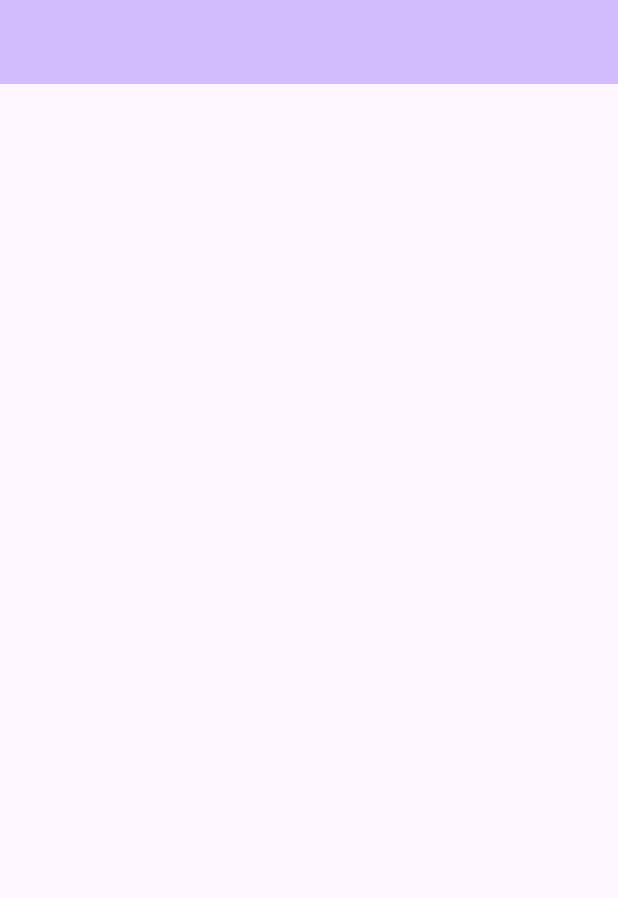
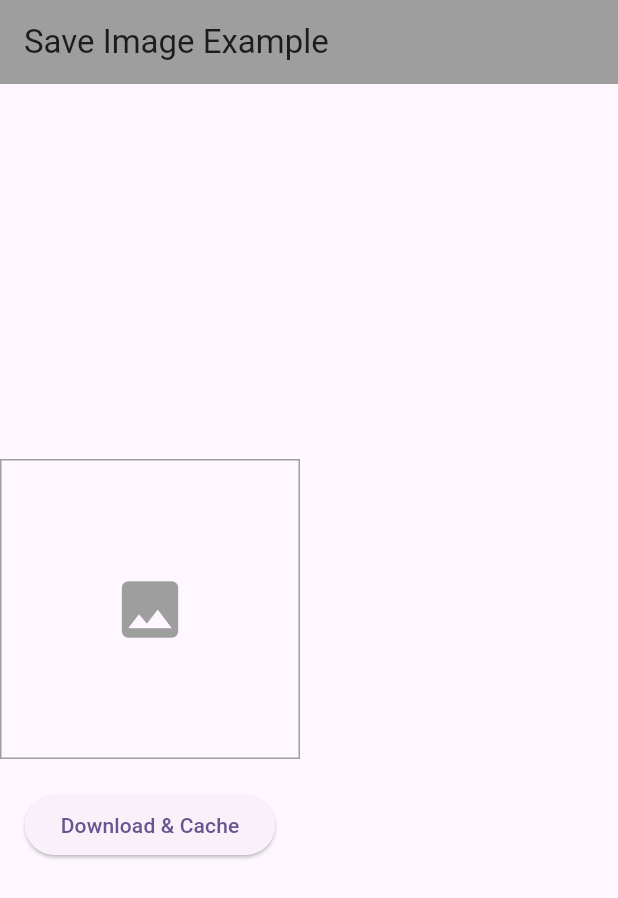
Before and after one commit to redredcode/project_lab_rat, a Flutter app: the screen it shows after launch, on a phone screen of 412 x 824 dp. Shown: the top 898 px of the screen. Run offline on Flutter 3.47's test engine with Material 3 defaults, Android fonts, the phone set to English and light mode, and no system bars; our stand-ins replace image_picker.

Commit message:
learn and implement saving images to internal cache storage from internet using http

```diff
--- a/lib/home_page.dart
+++ b/lib/home_page.dart
@@ -1,15 +1,101 @@
+import 'dart:io';
+
 import 'package:flutter/material.dart';
+import 'package:http/http.dart' as http;
+import 'package:image_picker/image_picker.dart';
+import 'package:path_provider/path_provider.dart';
 
-class MyHomePage extends StatelessWidget {
+class MyHomePage extends StatefulWidget {
   const MyHomePage({super.key});
+
+  @override
+  State<MyHomePage> createState() => _MyHomePageState();
+}
+
+class _MyHomePageState extends State<MyHomePage> {
+  File? _cachedImageFile;
+  bool _isDownloading = false;
+
+  Future<void> _saveAndDisplayImage(String imageUrl) async {
+    setState(() => _isDownloading = true);
+
+    try {
+      // download image bytes
+      final response = await http.get(Uri.parse(imageUrl));
+      if (response.statusCode != 200) {
+        throw Exception('Failed to download image');
+      }
+
+      // Get CACHE directory (temporary storage)
+      final cacheDirectory = await getTemporaryDirectory();
+
+      // create file name from url
+      final fileName = 'cached_${DateTime.now().millisecondsSinceEpoch}.jpg';
+      print(fileName);
+      final filePath = '${cacheDirectory.path}/$fileName';
+      print(filePath);
+
+      // save to cache
+      final file = File(filePath);
+      await file.writeAsBytes(response.bodyBytes);
+
+      setState(() {
+        _cachedImageFile = file;
+        _isDownloading = false;
+      });
+    } catch (e) {
+      setState(() => _isDownloading = false);
+      ScaffoldMessenger.of(context).showSnackBar(
+        SnackBar(content: Text('Error: ${e.toString()}')),
+      );
+    }
+  }
 
   @override
   Widget build(BuildContext context) {
     return Scaffold(
       appBar: AppBar(
-        backgroundColor: Theme.of(context).colorScheme.inversePrimary,
+        title: const Text('Save Image Example'),
+        backgroundColor: Colors.grey,
       ),
-      body: const Center(),
+      body: Column(
+        mainAxisAlignment: MainAxisAlignment.center,
+        crossAxisAlignment: CrossAxisAlignment.center,
+        children: [
+          Container(
+            width: 200,
+            height: 200,
+            decoration: BoxDecoration(border: Border.all(color: Colors.grey)),
+            child: _cachedImageFile != null
+                ? Image.file(
+                    _cachedImageFile!,
+                    fit: BoxFit.cover,
+                  )
+                : const Icon(
+                    Icons.image,
+                    size: 50,
+                    color: Colors.grey,
+                  ),
+          ),
+          const SizedBox(height: 20),
+          ElevatedButton(
+            onPressed: () => _saveAndDisplayImage('https://th.bing.com/th/id/R.d898ba3fa0a2c24b96878ee407c256dd?rik=Ty5nx%2boQFjhZsw&riu=http%3a%2f%2fwww.maacindia.com%2fblog%2fwp-content%2fuploads%2f2016%2f08%2f69939.jpeg&ehk=07rJnqOxlj9rqlQUzTagPzjQyXcodDbz7DW%2fyMdREJA%3d&risl=&pid=ImgRaw&r=0'),
+            child: Text(_isDownloading ? 'Downloading...' : 'Download & Cache'),
+          ),
+          if (_cachedImageFile != null)
+            TextButton(
+              onPressed: () {
+                _cachedImageFile?.delete();
+                setState(
+                  () {
+                    _cachedImageFile = null;
+                  },
+                );
+              },
+              child: const Text('Clear Cache'),
+            ),
+        ],
+      ),
     );
   }
 }
--- a/pubspec.yaml
+++ b/pubspec.yaml
@@ -30,6 +30,9 @@ environment:
 dependencies:
   flutter:
     sdk: flutter
+  path_provider:
+  image_picker:
+  http: ^1.1.0
 
 
   # The following adds the Cupertino Icons font to your application.
```
Also changed, not shown: pubspec.lock, 2 other files.
